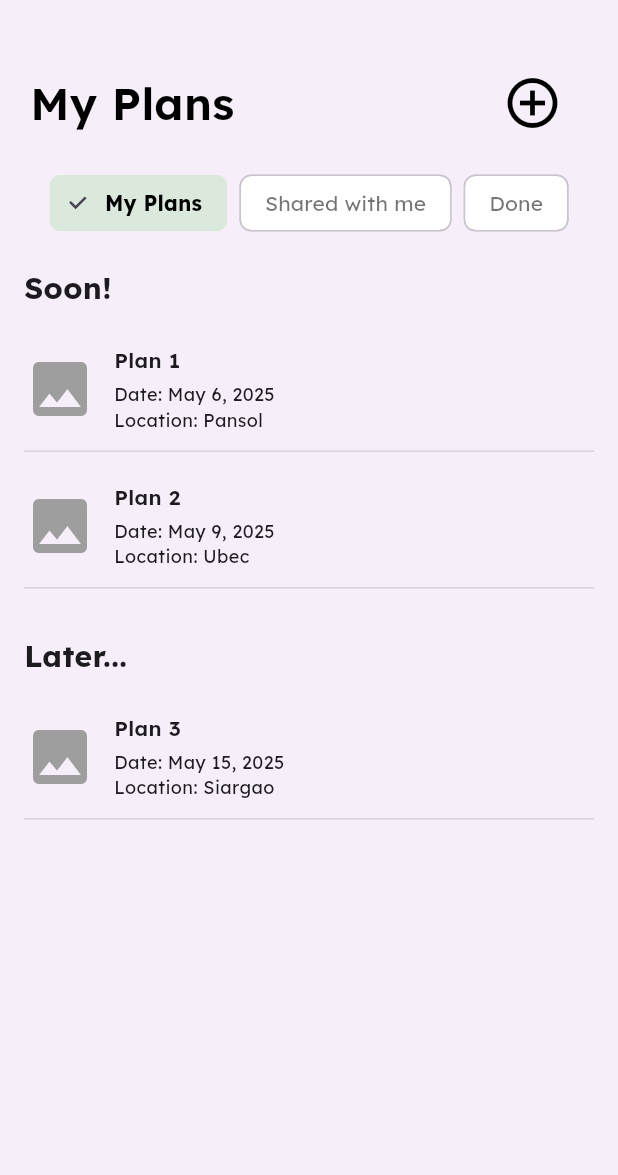
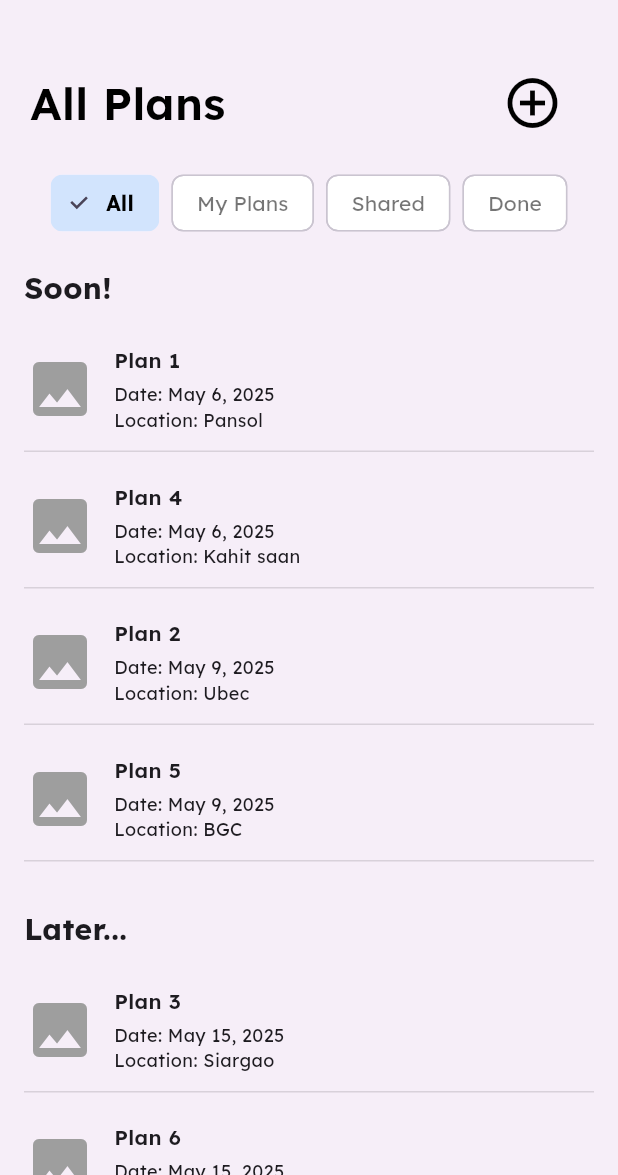
Before and after one commit to jpcabatingan/HaoFar_TravelApp, a Flutter app: the screen it shows after launch, on a phone screen of 412 x 824 dp, the part 61-1236 px from its top. Run offline on Flutter 3.47's test engine with Material 3 defaults, Android fonts, the phone set to English and light mode, and no system bars; our stand-ins replace firebase_core, google_fonts; accounts and stored records are empty.

```diff
--- a/project/lib/main.dart
+++ b/project/lib/main.dart
@@ -6,6 +6,7 @@ import 'package:firebase_core/firebase_core.dart';
 
 // other pubs
 import 'package:google_fonts/google_fonts.dart';
+import 'package:project/providers/travel_plan_provider.dart';
 import 'package:project/screens/sign_up_travel_styles.dart';
 
 // providers
@@ -31,7 +32,10 @@ Future<void> main() async {
   // await Firebase.initializeApp(options: DefaultFirebaseOptions.currentPlatform);
 
   runApp(
-    const MyApp()
+     MultiProvider(
+      providers: [ChangeNotifierProvider(create: (context) => TravelPlanProvider())],
+      child: const MyApp(),
+    ),
     // MultiProvider(
     //   providers: [
     //     ChangeNotifierProvider(create: (_) => authprov.AuthProvider()),
--- a/project/lib/providers/travel_plan_provider.dart
+++ b/project/lib/providers/travel_plan_provider.dart
@@ -0,0 +1,13 @@
+import 'package:flutter/widgets.dart';
+
+class TravelPlanProvider with ChangeNotifier {
+  String planCategory = "none";
+
+  // setting selected mood to be read by mood_details
+  void setFilterCategory(String category) {
+    planCategory = category;
+    notifyListeners();
+  }
+}
+
+// context.read<TravelPlanProvider>().setFilterCategory("");
--- a/project/lib/screens/travel_plans_list.dart
+++ b/project/lib/screens/travel_plans_list.dart
@@ -1,5 +1,7 @@
 import 'package:flutter/material.dart';
 import 'package:intl/intl.dart';
+import 'package:provider/provider.dart';
+import 'package:project/providers/travel_plan_provider.dart';
 
 class TravelPlan {
   final String title;
@@ -23,71 +25,33 @@ class TravelPlans extends StatefulWidget {
 }
 
 class _TravelPlansState extends State<TravelPlans> {
-  //  app colors
+  String get selectedCategory => context.watch<TravelPlanProvider>().planCategory;
+
   final Color _labelsColor = const Color.fromARGB(255, 80, 78, 118);
   final Color _fieldColor = const Color.fromARGB(255, 255, 255, 255);
   final Color _titleColor = const Color.fromARGB(255, 80, 78, 118);
   final Color _btnColorContinue = const Color.fromARGB(255, 163, 181, 101);
-
   final Color _cardMyColor = const Color.fromARGB(255, 241, 100, 46);
   final Color _textMyColor = const Color.fromARGB(255, 255, 255, 255);
   final Color _cardSharedColor = const Color.fromARGB(255, 252, 221, 157);
 
   final formkey = GlobalKey<FormState>();
-  String selectedCategory = "my";
 
   final List<TravelPlan> allPlans = [
-    TravelPlan(
-      title: 'Plan 1',
-      date: DateTime(2025, 5, 6),
-      location: 'Pansol',
-      category: 'my',
-    ),
-    TravelPlan(
-      title: 'Plan 2',
-      date: DateTime(2025, 5, 9),
-      location: 'Ubec',
-      category: 'my',
-    ),
-    TravelPlan(
-      title: 'Plan 3',
-      date: DateTime(2025, 5, 15),
-      location: 'Siargao',
-      category: 'my',
-    ),
-    TravelPlan(
-      title: 'Plan 4',
-      date: DateTime(2025, 5, 6),
-      location: 'Kahit saan',
-      category: 'shared',
-    ),
-    TravelPlan(
-      title: 'Plan 5',
-      date: DateTime(2025, 5, 9),
-      location: 'BGC',
-      category: 'shared',
-    ),
-    TravelPlan(
-      title: 'Plan 6',
-      date: DateTime(2025, 5, 15),
-      location: 'Baguio',
-      category: 'shared',
-    ),
-    TravelPlan(
-      title: 'Plan 7',
-      date: DateTime(2025, 4, 6),
-      location: 'Ewan',
-      category: 'done',
-    ),
-    TravelPlan(
-      title: 'Plan 8',
-      date: DateTime(2025, 4, 9),
-      location: 'Dorm',
-      category: 'done',
-    ),
+    TravelPlan(title: 'Plan 1', date: DateTime(2025, 5, 6), location: 'Pansol', category: 'my'),
+    TravelPlan(title: 'Plan 2', date: DateTime(2025, 5, 9), location: 'Ubec', category: 'my'),
+    TravelPlan(title: 'Plan 3', date: DateTime(2025, 5, 15), location: 'Siargao', category: 'my'),
+    TravelPlan(title: 'Plan 4', date: DateTime(2025, 5, 6), location: 'Kahit saan', category: 'shared'),
+    TravelPlan(title: 'Plan 5', date: DateTime(2025, 5, 9), location: 'BGC', category: 'shared'),
+    TravelPlan(title: 'Plan 6', date: DateTime(2025, 5, 15), location: 'Baguio', category: 'shared'),
+    TravelPlan(title: 'Plan 7', date: DateTime(2025, 4, 6), location: 'Ewan', category: 'done'),
+    TravelPlan(title: 'Plan 8', date: DateTime(2025, 4, 9), location: 'Dorm', category: 'done'),
   ];
 
   List<TravelPlan> getFilteredPlans(String category) {
+    if (category == 'none') {
+      return List<TravelPlan>.from(allPlans)..sort((a, b) => a.date.compareTo(b.date));
+    }
     return allPlans.where((plan) => plan.category == category).toList()
       ..sort((a, b) => a.date.compareTo(b.date));
   }
@@ -95,9 +59,7 @@ class _TravelPlansState extends State<TravelPlans> {
   List<TravelPlan> getSoonPlans(List<TravelPlan> plans) {
     final now = DateTime.now();
     final soon = now.add(const Duration(days: 7));
-    return plans
-        .where((p) => p.date.isAfter(now) && p.date.isBefore(soon))
-        .toList();
+    return plans.where((p) => p.date.isAfter(now) && p.date.isBefore(soon)).toList();
   }
 
   List<TravelPlan> getLaterPlans(List<TravelPlan> plans) {
@@ -113,13 +75,17 @@ class _TravelPlansState extends State<TravelPlans> {
   Widget _createBody(BuildContext context) {
     final filteredPlans = getFilteredPlans(selectedCategory);
     final isDone = selectedCategory == "done";
+    final isAll = selectedCategory == "none";
 
     return Scaffold(
       backgroundColor: const Color(0xFFF6EEF8),
       appBar: AppBar(
         backgroundColor: const Color(0xFFF6EEF8),
         elevation: 0,
-        leading: BackButton(color: Colors.black, onPressed: () => Navigator.pushNamed(context, '/homepage'),),
+        leading: BackButton(
+          color: Colors.black,
+          onPressed: () => Navigator.pushNamed(context, '/homepage'),
+        ),
         title: const Text(
           'Traveler',
           style: TextStyle(
@@ -132,9 +98,9 @@ class _TravelPlansState extends State<TravelPlans> {
       ),
       body: Column(
         children: [
-          SizedBox(height: 25,),
+          const SizedBox(height: 25),
           Padding(
-            padding: EdgeInsets.only(left: 20, right: 20),
+            padding: const EdgeInsets.symmetric(horizontal: 20),
             child: Row(
               children: [
                 SizedBox(
@@ -143,8 +109,10 @@ class _TravelPlansState extends State<TravelPlans> {
                     selectedCategory == "my"
                         ? "My Plans"
                         : selectedCategory == "shared"
-                        ? "Shared with me"
-                        : "Done",
+                            ? "Shared with me"
+                            : selectedCategory == "done"
+                                ? "Done"
+                                : "All Plans",
                     style: const TextStyle(
                       color: Colors.black,
                       fontWeight: FontWeight.w600,
@@ -166,17 +134,15 @@ class _TravelPlansState extends State<TravelPlans> {
               ],
             ),
           ),
-
           const SizedBox(height: 15),
           _buildCategoryChips(),
           const SizedBox(height: 8),
-
           Expanded(
             child: ListView(
               padding: const EdgeInsets.symmetric(horizontal: 16),
               children: [
                 if (!isDone && getSoonPlans(filteredPlans).isNotEmpty) ...[
-                  SizedBox(height: 10,),
+                  const SizedBox(height: 10),
                   const Text(
                     "Soon!",
                     style: TextStyle(fontWeight: FontWeight.bold, fontSize: 20),
@@ -186,7 +152,7 @@ class _TravelPlansState extends State<TravelPlans> {
                   const SizedBox(height: 16),
                 ],
                 if (!isDone && getLaterPlans(filteredPlans).isNotEmpty) ...[
-                  SizedBox(height: 10,),
+                  const SizedBox(height: 10),
                   const Text(
                     "Later...",
                     style: TextStyle(fontWeight: FontWeight.bold, fontSize: 20),
@@ -194,7 +160,7 @@ class _TravelPlansState extends State<TravelPlans> {
                   const SizedBox(height: 8),
                   ...getLaterPlans(filteredPlans).map(_buildPlanTile),
                 ],
-                if (isDone) ...filteredPlans.map(_buildPlanTile),
+                if (isDone || isAll) ...filteredPlans.map(_buildPlanTile),
               ],
             ),
           ),
@@ -209,8 +175,9 @@ class _TravelPlansState extends State<TravelPlans> {
       child: Wrap(
         spacing: 8,
         children: [
+          _chipButton("All", "none", Colors.blue),
           _chipButton("My Plans", "my", Colors.green),
-          _chipButton("Shared with me", "shared", Colors.green),
+          _chipButton("Shared", "shared", Colors.green),
           _chipButton("Done", "done", Colors.red),
         ],
       ),
@@ -222,8 +189,8 @@ class _TravelPlansState extends State<TravelPlans> {
     return ChoiceChip(
       label: Text(label),
       selected: isSelected,
-      onSelected: (_) => setState(() => selectedCategory = value),
-      selectedColor: activeColor.withOpacity(0.2),
+      onSelected: (_) => context.read<TravelPlanProvider>().setFilterCategory(value),
+      selectedColor: isSelected ? activeColor.withOpacity(0.2) : null,
       backgroundColor: Colors.white,
       labelStyle: TextStyle(
         color: isSelected ? Colors.black : Colors.black54,
```
Also changed, not shown: project/lib/screens/homepage/homepage.dart (+7 -3 lines).
